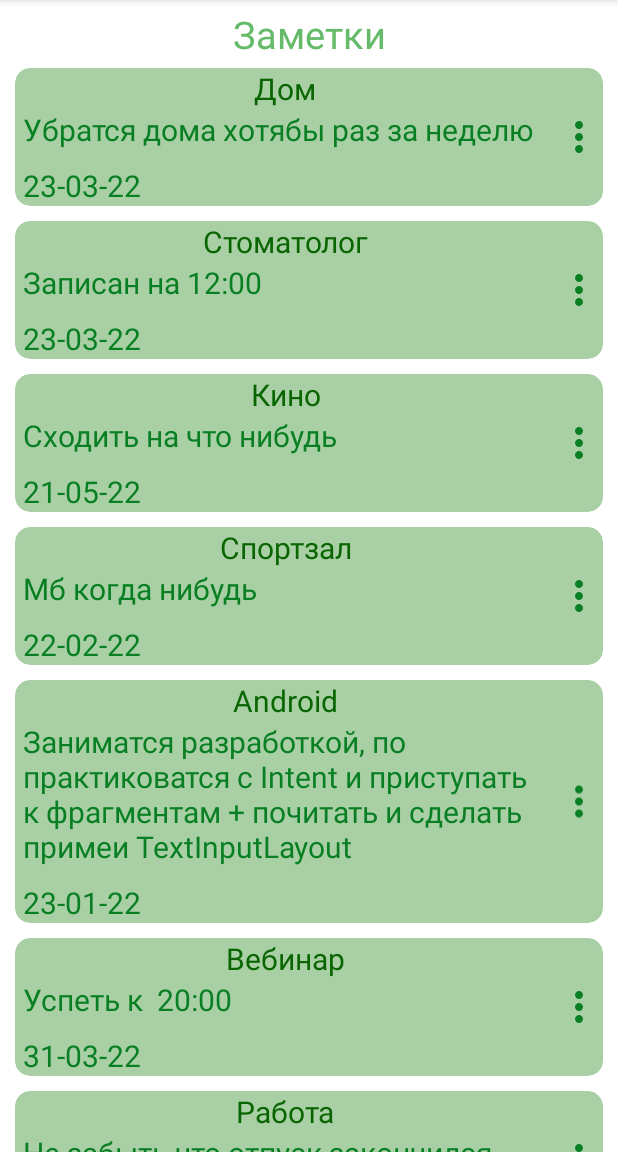
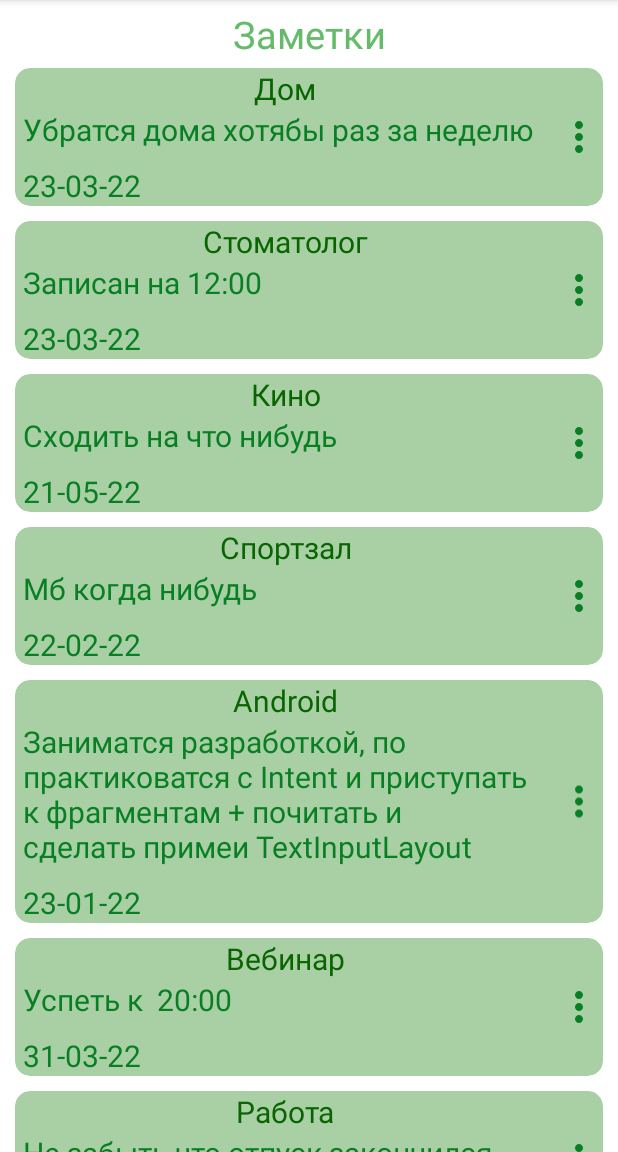
Before and after one commit to EgorVeber/NotesJava, an Android app: the screen it shows after launch (MainActivity), on a phone screen of 412 x 824 dp, the part 84-1236 px from its top. Run offline under Robolectric (Android 15) with nearby library versions, the phone set to English and light mode, and no system bars.

```diff
--- a/app/src/main/java/ru/gb/veber/homework_6_notes/DIalog/DialogDate.java
+++ b/app/src/main/java/ru/gb/veber/homework_6_notes/DIalog/DialogDate.java
@@ -45,9 +45,6 @@ public class DialogDate extends DialogFragment {
     public View onCreateView(@NonNull LayoutInflater inflater, @Nullable ViewGroup container, @Nullable Bundle savedInstanceState) {
         return inflater.inflate(R.layout.date_dialog,container,false);
     }
-
-
-
     @Override
     public void onViewCreated(@NonNull View view, @Nullable Bundle savedInstanceState) {
 
--- a/app/src/main/res/layout/card_note_item.xml
+++ b/app/src/main/res/layout/card_note_item.xml
@@ -21,6 +21,7 @@
 
             <TextView
                 android:id="@+id/population"
+                android:breakStrategy="balanced"
                 style="@style/card_item_style"
                 tools:text="@string/TestString" />
 
```
